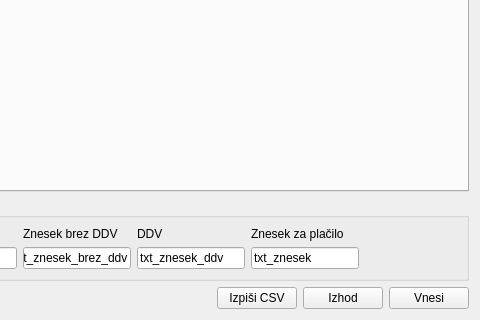
First picture: the form in racun.ui, repository bubi-luka/BubiRacun, before the edit; both pictures show x 440 to 920 and y 412 to 732 of the 920 by 732 pixel window.
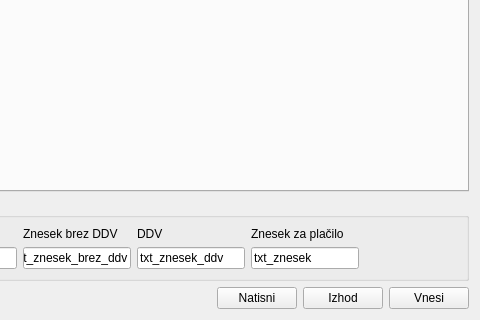
Second picture: the form after the edit.

Diff of the .ui file:
```diff
--- a/racun.ui
+++ b/racun.ui
@@ -940,7 +940,7 @@
         <enum>Qt::NoFocus</enum>
        </property>
        <property name="text">
-        <string>Izpiši CSV</string>
+        <string>Natisni</string>
        </property>
       </widget>
      </item>
```
